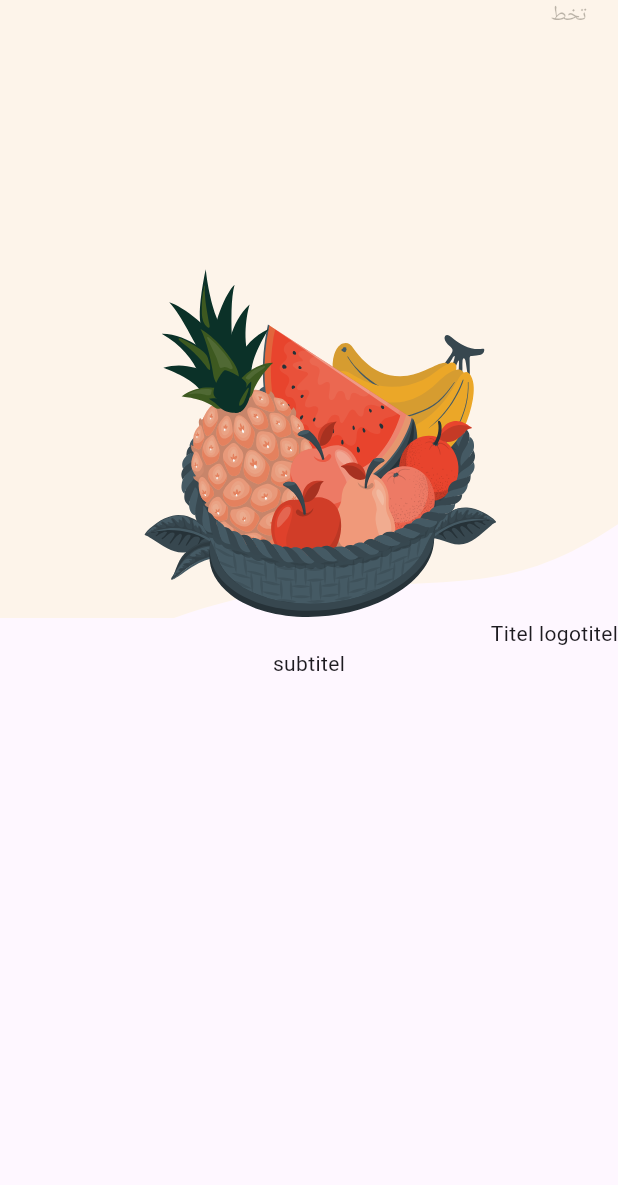
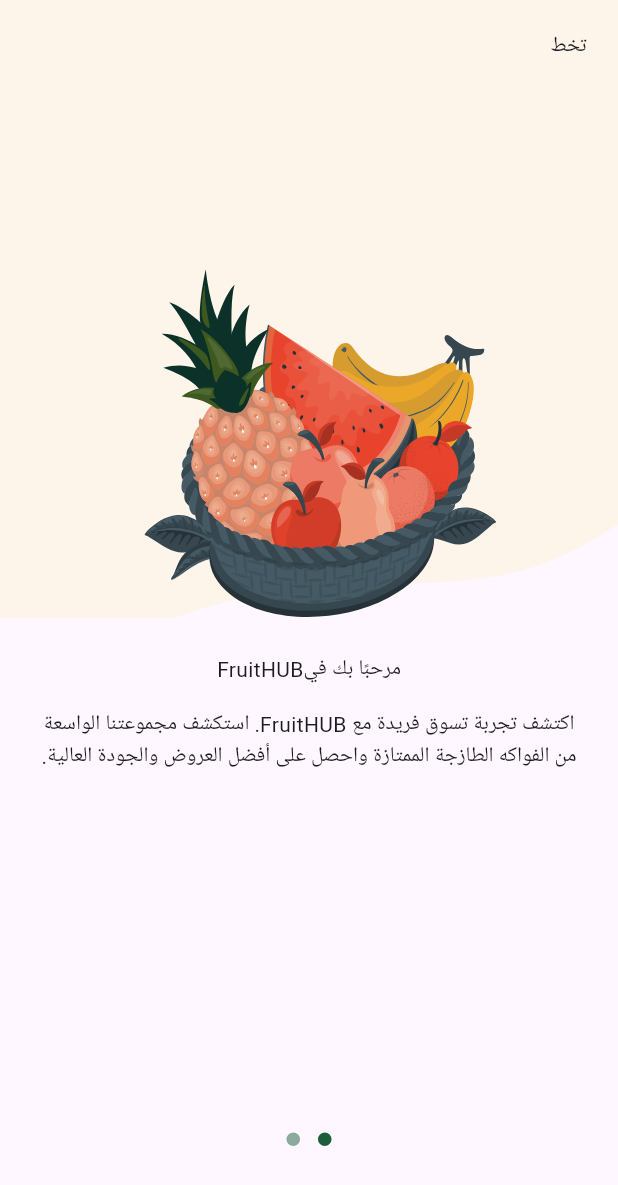
Before and after one commit to elsaramji/fruits_shop, a Flutter app: the screen it shows after launch, on a phone screen of 412 x 824 dp. Shown: the top 1185 px of the screen. Run offline on Flutter 3.47's test engine with Material 3 defaults, Android fonts, the phone set to English and light mode, and no system bars; drawn by our look-alikes of dots_indicator; our stand-ins replace flutter_svg.

Commit message:
finsh on boarding and add Dots

```diff
--- /dev/null
+++ b/lib/const/color.dart
@@ -0,0 +1,6 @@
+// const/color.dart
+import 'package:flutter/material.dart';
+
+class ColorConst {
+  static const Color primaryColor = Color(0xff1B5E37);
+}
--- a/lib/core/helper/on_Generate.dart
+++ b/lib/core/helper/on_Generate.dart
@@ -1,7 +1,8 @@
 // core/helper/on_Generate.dart
 
 import 'package:flutter/material.dart';
-import 'package:fruits_shop/views/Futures/Onboarding/view/onBoarding.dart';
+import 'package:fruits_shop/views/Auth/views/signin.dart';
+import 'package:fruits_shop/views/Futures/Onboarding/view/onBoardingMain.dart';
 import 'package:fruits_shop/views/Futures/Splash/view/splash.dart';
 
 Route<dynamic> ongenerate(RouteSettings setting) {
@@ -10,6 +11,8 @@
       return MaterialPageRoute(builder: (context) => const Splash());
     case OnBoarding.route:
       return MaterialPageRoute(builder: (context) => const OnBoarding());
+    case SigninView.route:
+      return MaterialPageRoute(builder: (context) => const SigninView());
     default:
       return MaterialPageRoute(builder: (context) => const Splash());
   }
--- /dev/null
+++ b/lib/core/multiple/Style/custom_buttons_style.dart
@@ -0,0 +1,19 @@
+// core/multiple/Style/custom_buttons_style.dart
+import 'package:flutter/material.dart';
+import 'package:fruits_shop/const/color.dart';
+
+class CustomButtonsStyle {
+  static final ButtonStyle dufletButtonstyle = ElevatedButton.styleFrom(
+      textStyle: TextStyle(color: Colors.white),
+      backgroundColor: ColorConst.primaryColor,
+      shape: RoundedRectangleBorder(
+        borderRadius: BorderRadius.circular(15),
+      ));
+  static final ButtonStyle apiAuthButtonstyle = ElevatedButton.styleFrom(
+      textStyle: TextStyle(color: Color(0xff0C0D0D)),
+      backgroundColor: Color(0xffFFFFFF),
+      shape: RoundedRectangleBorder(
+        side: BorderSide(color: Color(0xffDDDFDF)),
+        borderRadius: BorderRadius.circular(10),
+      ));
+}
--- /dev/null
+++ b/lib/core/multiple/widgets/custom_button.dart
@@ -0,0 +1,32 @@
+// core/multiple/widgets/custom_button.dart
+
+import 'package:flutter/material.dart';
+
+class CustomButton extends StatelessWidget {
+  final Widget? child;
+  final VoidCallback? onPressed;
+  final ButtonStyle style;
+  const CustomButton(
+      {super.key, this.child, this.onPressed, required this.style});
+
+  @override
+  Widget build(BuildContext context) {
+    return ElevatedButton(
+      onPressed: onPressed,
+      child: child,
+      style: style,
+    );
+  }
+}
+
+
+/**
+ * ElevatedButton.styleFrom(
+
+ *
+ *
+ * Text(
+          "تسجيل الدخول",
+          style: TextStyle(color: Colors.white),
+        ),
+ */
--- a/lib/views/Futures/Onboarding/view/onBoarding.dart
+++ b/lib/views/Futures/Onboarding/view/onBoardingMain.dart
@@ -1,4 +1,4 @@
-// views/Futures/Onboarding/view/onBoarding.dart
+// views/Futures/Onboarding/view/onBoardingMain.dart
 import 'package:flutter/material.dart';
 import 'package:fruits_shop/views/Futures/Onboarding/widgets/page_view_onboarding.dart';
 
@@ -8,6 +8,6 @@
 
   @override
   Widget build(BuildContext context) {
-    return PageViewBoarding();
+    return Scaffold(body: const PageViewBoarding());
   }
 }
--- a/lib/views/Futures/Onboarding/view/onBoardingone.dart
+++ b/lib/views/Futures/Onboarding/view/onBoardingone.dart
@@ -2,6 +2,7 @@
 
 import 'package:flutter/material.dart';
 import 'package:fruits_shop/core/assets/assets_image.dart';
+import 'package:fruits_shop/views/Auth/views/signin.dart';
 import 'package:fruits_shop/views/Futures/Onboarding/widgets/custom_view_pages.dart';
 
 class Onboardingone extends StatelessWidget {
@@ -12,17 +13,30 @@
     return SafeArea(
       child: Stack(
         children: [
-          Padding(
-            padding: const EdgeInsets.only(right: 21),
-            child: Text("تخط"),
-          ),
           CustomViewPages(
-              subtitel: "subtitel",
+              subtitel:
+                  "اكتشف تجربة تسوق فريدة مع FruitHUB. استكشف مجموعتنا الواسعة من الفواكه الطازجة الممتازة واحصل على أفضل العروض والجودة العالية.",
               bacgroundpath: Assets.assetsImagesBackgroundonboardingone,
               imagepath: Assets.assetsImagesFruitsonbording,
               title: Row(
-                children: [Text("titel"), Text("Titel logo")],
-              ))
+                mainAxisAlignment: MainAxisAlignment.center,
+                children: [
+                  Text("مرحبًا بك في"),
+                  Text(
+                    "HUB",
+                  ),
+                  Text("Fruit")
+                ],
+              )),
+          GestureDetector(
+            onTap: () {
+              Navigator.pushNamed(context, SigninView.route);
+            },
+            child: Padding(
+              padding: const EdgeInsets.only(right: 21, top: 21),
+              child: Text("تخط"),
+            ),
+          ),
         ],
       ),
     );
--- a/lib/views/Futures/Onboarding/widgets/custom_view_pages.dart
+++ b/lib/views/Futures/Onboarding/widgets/custom_view_pages.dart
@@ -39,8 +39,19 @@
               ],
             ),
           ),
-          Column(
-            children: [title, Text(subtitel)],
+          Padding(
+            padding: const EdgeInsets.all(24.0),
+            child: Column(
+              crossAxisAlignment: CrossAxisAlignment.center,
+              children: [
+                title,
+                SizedBox(height: 16),
+                Text(
+                  subtitel,
+                  textAlign: TextAlign.center,
+                )
+              ],
+            ),
           )
         ],
       ),
--- /dev/null
+++ b/lib/views/Futures/Onboarding/widgets/dot_page.dart
@@ -0,0 +1,25 @@
+import 'package:dots_indicator/dots_indicator.dart';
+import 'package:flutter/material.dart';
+import 'package:fruits_shop/const/color.dart';
+
+class DotsPage extends StatelessWidget {
+  const DotsPage({
+    super.key,
+    required this.curnetpage,
+  });
+
+  final int curnetpage;
+
+  @override
+  Widget build(BuildContext context) {
+    return DotsIndicator(
+      dotsCount: 2,
+      decorator: DotsDecorator(
+        activeColor: ColorConst.primaryColor,
+        color: curnetpage != 1
+            ? ColorConst.primaryColor.withOpacity(0.5)
+            : ColorConst.primaryColor,
+      ),
+    );
+  }
+}
--- a/lib/views/Futures/Onboarding/widgets/page_view_onboarding.dart
+++ b/lib/views/Futures/Onboarding/widgets/page_view_onboarding.dart
@@ -1,17 +1,54 @@
 // views/Futures/Onboarding/widgets/page_view_onboarding.dart
+
 import 'package:flutter/material.dart';
 import 'package:fruits_shop/views/Futures/Onboarding/view/onBoardingone.dart';
 import 'package:fruits_shop/views/Futures/Onboarding/view/onBoardingtow.dart';
+import 'package:fruits_shop/views/Futures/Onboarding/widgets/dot_page.dart';
+import 'package:fruits_shop/views/Futures/Onboarding/widgets/start_up_button.dart';
 
-class PageViewBoarding extends StatelessWidget {
+class PageViewBoarding extends StatefulWidget {
   const PageViewBoarding({super.key});
+
+  @override
+  State<PageViewBoarding> createState() => _PageViewBoardingState();
+}
+
+@override
+class _PageViewBoardingState extends State<PageViewBoarding> {
+  late PageController pageController;
+  int curnetpage = 0;
+
+  void initState() {
+    pageController = PageController();
+    pageController.addListener(() {
+      curnetpage = pageController.page!.round();
+      setState(() {
+        curnetpage = pageController.page!.round();
+      });
+    });
+    super.initState();
+  }
+
+  void dispose() {
+    pageController.dispose();
+    super.dispose();
+  }
 
   @override
   Widget build(BuildContext context) {
     return Scaffold(
-      body: PageView(
-        scrollDirection: Axis.horizontal,
-        children: [Onboardingone(), Onboardingtow()],
+      body: Column(
+        children: [
+          Expanded(
+            child: PageView(
+              controller: pageController,
+              scrollDirection: Axis.horizontal,
+              children: [Onboardingone(), Onboardingtow()],
+            ),
+          ),
+          DotsPage(curnetpage: curnetpage),
+          StartUpButton(curnetpage: curnetpage),
+        ],
       ),
     );
   }
--- /dev/null
+++ b/lib/views/Futures/Onboarding/widgets/start_up_button.dart
@@ -0,0 +1,39 @@
+// views/Futures/Onboarding/widgets/start_up_button.dart
+
+import 'package:flutter/material.dart';
+import 'package:fruits_shop/core/multiple/Style/custom_buttons_style.dart';
+import 'package:fruits_shop/core/multiple/widgets/custom_button.dart';
+
+class StartUpButton extends StatelessWidget {
+  const StartUpButton({
+    super.key,
+    required this.curnetpage,
+  });
+
+  final int curnetpage;
+
+  @override
+  Widget build(BuildContext context) {
+    return Visibility(
+      visible: curnetpage != 0 ? true : false,
+      maintainAnimation: true,
+      maintainSize: true,
+      maintainState: true,
+      child: Padding(
+        padding: EdgeInsets.symmetric(horizontal: 16),
+        child: CustomButton(
+          child: SizedBox(
+            height: 54,
+            child: Center(
+                child: Text(
+              "ابدأ الان",
+              style: TextStyle(color: Colors.white),
+            )),
+          ),
+          onPressed: () {},
+          style: CustomButtonsStyle.dufletButtonstyle,
+        ),
+      ),
+    );
+  }
+}
```
Also changed, not shown: lib/core/multiple/widgets/custom_text_filed.dart (added, +98 -0 lines), lib/views/Auth/views/signin.dart (added, +42 -0 lines), lib/views/Futures/Onboarding/view/onBoardingtow.dart (+14 -1 lines), lib/views/Futures/Splash/view/splash.dart (+5 -3 lines), pubspec.yaml (+4 -4 lines), pubspec.lock.
